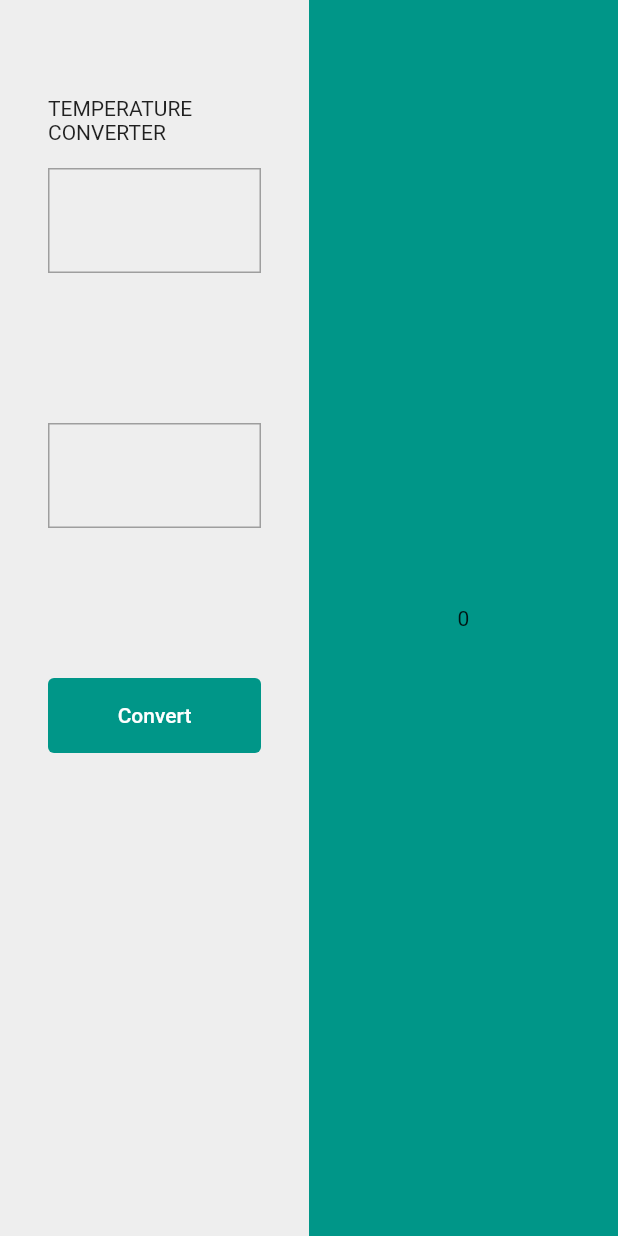
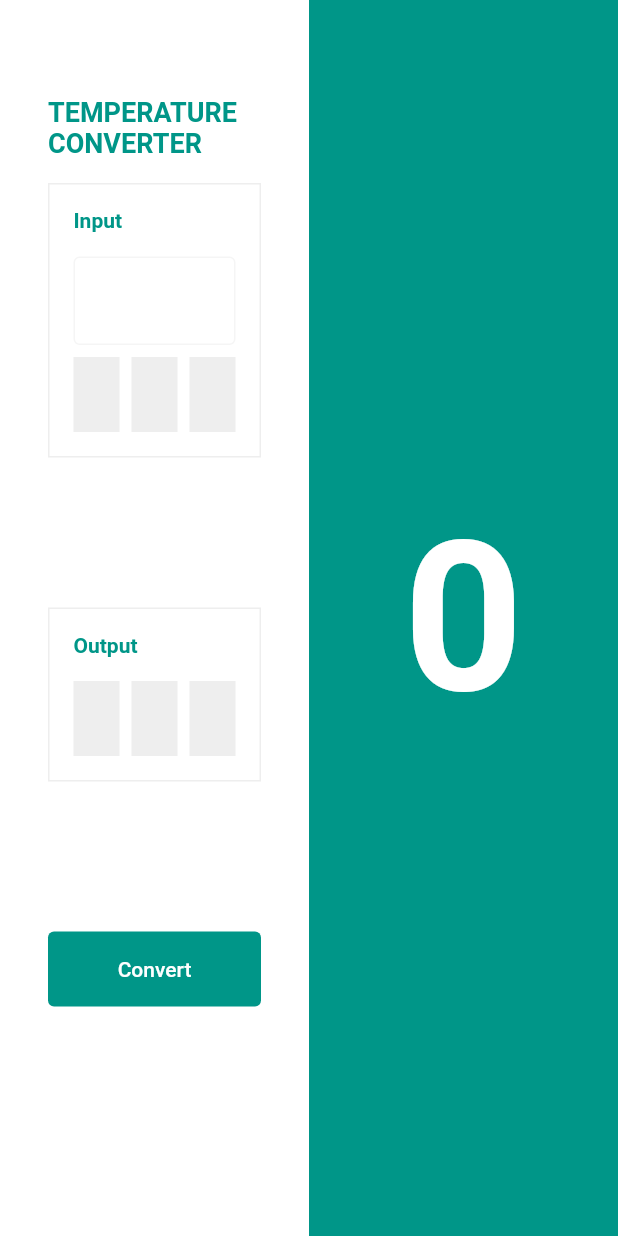
Before and after one commit to faetysal/temperature_converter_gui, a Flutter app: the screen it shows after launch, on a phone screen of 412 x 824 dp. Run offline on Flutter 3.47's test engine with Material 3 defaults, Android fonts, the phone set to English and light mode, and no system bars.

Commit message:
Structure UI layout

```diff
--- a/lib/main.dart
+++ b/lib/main.dart
@@ -36,30 +36,105 @@ class Home extends StatelessWidget {
                   horizontal: 32,
                   vertical: 64
                 ),
-                color: Colors.grey[200],
-                child: Column(
-                  crossAxisAlignment: CrossAxisAlignment.start,
+                color: Colors.white,
+                child: ListView(
+                  physics: const NeverScrollableScrollPhysics(),
                   children: [
-                    Text('TEMPERATURE CONVERTER'),
+                    Text('TEMPERATURE CONVERTER', style: TextStyle(
+                      fontSize: 18,
+                      fontWeight: FontWeight.w600,
+                      color: Colors.teal
+                    )),
                     const SizedBox(height: 16),
                     Container(
-                      height: 70,
+                      padding: EdgeInsets.all(16),
                       decoration: BoxDecoration(
                         border: Border.all(
-                          color: Colors.grey
+                          color: Colors.grey[200]!
                         )
+                      ),
+                      child: Column(
+                        crossAxisAlignment: CrossAxisAlignment.start,
+                        children: [
+                          Text('Input', style: TextStyle(
+                            fontSize: 14,
+                            fontWeight: FontWeight.w600,
+                            color: Colors.teal
+                          )),
+                          const SizedBox(height: 16),
+                          SizedBox(
+                            child: TextFormField(
+                              decoration: InputDecoration(
+                                focusedBorder: OutlineInputBorder(
+                                  borderSide: BorderSide(color: Colors.grey[100]!)
+                                ),
+                                enabledBorder: OutlineInputBorder(
+                                  borderSide: BorderSide(color: Colors.grey[100]!)
+                                )
+                              ),
+                            )
+                          ),
+                          const SizedBox(height: 8,),
+                          SizedBox(
+                            height: 50,
+                            child: Row(
+                              children: [
+                                Expanded(
+                                  child: Container(color: Colors.grey[200],),
+                                ),
+                                const SizedBox(width: 8),
+                                Expanded(
+                                  child: Container(color: Colors.grey[200],),
+                                ),
+                                const SizedBox(width: 8),
+                                Expanded(
+                                  child: Container(color: Colors.grey[200],),
+                                ),
+                              ],
+                            )
+                          )
+                        ],
                       ),
                     ),
 
                     const SizedBox(height: 100),
 
                     Container(
-                      height: 70,
+                      padding: EdgeInsets.all(16),
                       decoration: BoxDecoration(
                         border: Border.all(
-                          color: Colors.grey
+                          color: Colors.grey[200]!
                         )
                       ),
+                      child: Column(
+                        crossAxisAlignment: CrossAxisAlignment.start,
+                        children: [
+                          Text('Output', style: TextStyle(
+                            fontSize: 14,
+                            fontWeight: FontWeight.w600,
+                            color: Colors.teal
+                          )),
+                          const SizedBox(height: 16),
+                          SizedBox(
+                            height: 50,
+                            child: Row(
+                              children: [
+                                Expanded(
+                                  child: Container(color: Colors.grey[200],),
+                                ),
+                                const SizedBox(width: 8),
+                                Expanded(
+                                  child: Container(color: Colors.grey[200],),
+                                ),
+                                const SizedBox(width: 8),
+                                Expanded(
+                                  child: Container(color: Colors.grey[200],),
+                                ),
+                              ],
+                            )
+                          )
+                        ],
+                      )
                     ),
 
                     const SizedBox(height: 100),
@@ -87,7 +162,11 @@ class Home extends StatelessWidget {
               child: Container(
                 color: Colors.teal,
                 child: Center(
-                  child: Text('0'),
+                  child: Text('0', style: TextStyle(
+                    color: Colors.white,
+                    fontSize: 140,
+                    fontWeight: FontWeight.w600
+                  )),
                 ),
               )
             )
```
